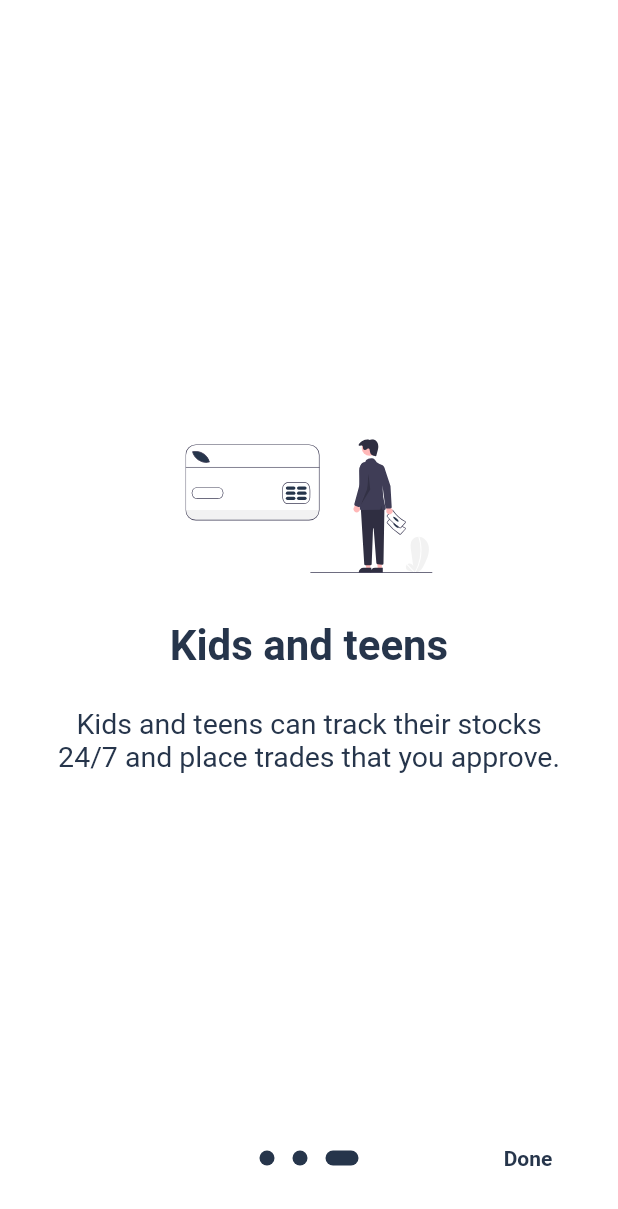
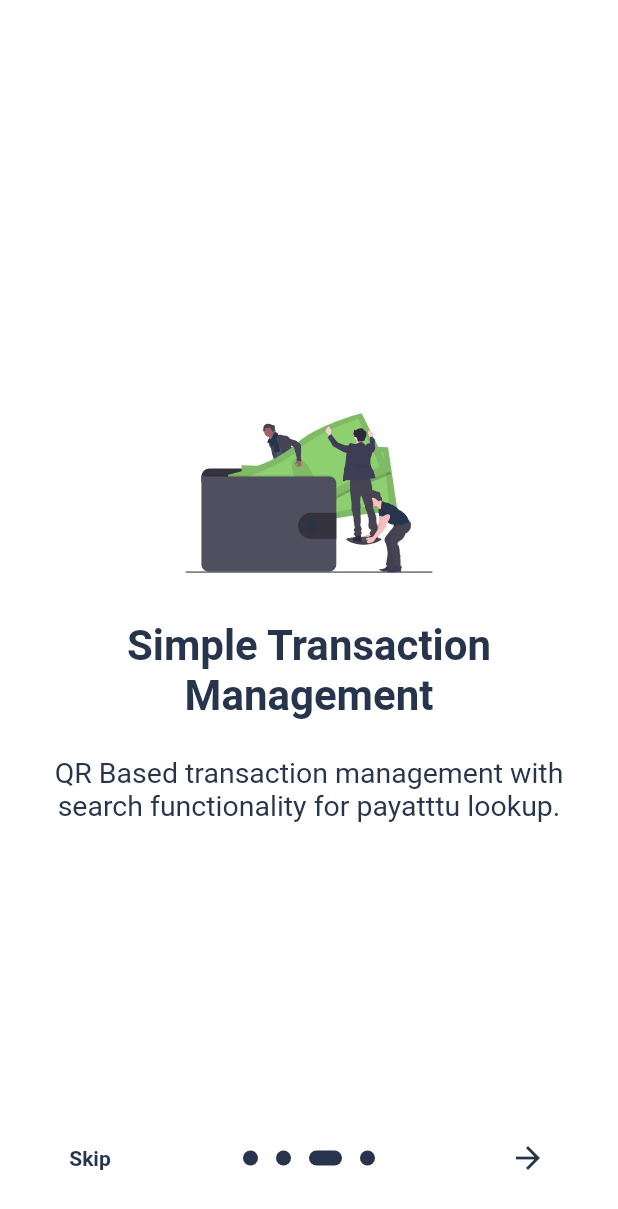
Before and after one commit to rijfas/payattubook, a Flutter app: the OnboardingScreen screen opened by its route, swiped to page 3, on a phone screen of 412 x 824 dp. Shown: the top 1209 px of the screen. Run offline on Flutter 3.47's test engine with Material 2 defaults, Android fonts, the phone set to English and light mode, and no system bars; drawn by our look-alikes of introduction_screen; our stand-ins replace awesome_notifications, bloc, cached_network_image, dot_navigation_bar, flutter_bloc, flutter_spinkit and 10 more; missing offline and left inert: qr_code_scanner; accounts and stored records are empty.

Commit message:
feat: forget password screen

```diff
--- a/lib/core/constants/assets.dart
+++ b/lib/core/constants/assets.dart
@@ -11,4 +11,5 @@ class Assets {
   static const secondOnboardImage = 'assets/images/greet_2.svg';
   static const thirdOnboardImage = 'assets/images/greet_3.svg';
   static const appIcon = 'assets/icons/app_icon.svg';
+  static const forgetPasswordImage = 'assets/images/forget_password.svg';
 }
--- a/lib/logic/transactions/cubit/transactions_cubit.dart
+++ b/lib/logic/transactions/cubit/transactions_cubit.dart
@@ -43,4 +43,17 @@ class TransactionsCubit extends Cubit<TransactionsState> {
     await box.delete(id);
     loadTransactions();
   }
+
+  void searchTransaction({required String query}) async {
+    emit(TransactonsLoading());
+    final box = await Hive.openBox('transactions');
+    final rawTransactions = box.values.toList();
+    List<Transaction> transactions = [];
+    for (final Transaction transaction in rawTransactions) {
+      if (transaction.recipient.contains(query)) {
+        transactions.add(transaction);
+      }
+    }
+    emit(TransactionsLoadingCompleted(transactions: transactions));
+  }
 }
--- a/lib/presentation/router/app_router.dart
+++ b/lib/presentation/router/app_router.dart
@@ -1,4 +1,5 @@
 import 'package:flutter/material.dart';
+import 'package:payattubook/presentation/screens/forget_password_screen/forget_password_screen.dart';
 import '../../data/discover_payattu/models/payattu.dart';
 
 import '../../core/exceptions/invalid_route_exception.dart';
@@ -32,6 +33,7 @@ class AppRouter {
   static const createTransactionScreen = 'create-transaction-screen';
   static const hostPayattuScreen = 'host-payattu-screen';
   static const scanQrScreen = 'scan-qr-screen';
+  static const forgetPasswordScreen = 'forget-password-screen';
 
   static Route onGenerateRoute(RouteSettings routeSettings) {
     switch (routeSettings.name) {
@@ -41,6 +43,8 @@ class AppRouter {
         return MaterialPageRoute(builder: (_) => const SignInScreen());
       case signUpScreen:
         return MaterialPageRoute(builder: (_) => const SignUpScreen());
+      case forgetPasswordScreen:
+        return MaterialPageRoute(builder: (_) => const ForgetPasswordScreen());
       case dashboardScreen:
         return MaterialPageRoute(builder: (_) => const DashboardScreen());
       case createPayattuScreen:
--- a/lib/presentation/screens/onboarding_screen/onboarding_screen.dart
+++ b/lib/presentation/screens/onboarding_screen/onboarding_screen.dart
@@ -48,9 +48,18 @@ class _OnboardingScreenState extends State<OnboardingScreen> {
           showDoneButton: true,
           pages: [
             PageViewModel(
-              title: "Fractional shares",
+              title: "PayattuBook",
+              body: "A new face of panapayattu!",
+              image: SvgPicture.asset(
+                Assets.appIcon,
+                width: size.width * 0.3,
+              ),
+              decoration: pageDecoration,
+            ),
+            PageViewModel(
+              title: "Hassle-free Payattu Management",
               body:
-                  "Instead of having to buy an entire share, invest any amount you want.",
+                  "Create and manage all your payattu in single click. Detailed analysis and notifications for your payattu!",
               image: SvgPicture.asset(
                 Assets.firstOnboardImage,
                 width: size.width * 0.4,
@@ -58,9 +67,9 @@ class _OnboardingScreenState extends State<OnboardingScreen> {
               decoration: pageDecoration,
             ),
             PageViewModel(
-              title: "Learn as you go",
+              title: "Simple Transaction Management",
               body:
-                  "Download the Stockpile app and master the market with our mini-lesson.",
+                  "QR Based transaction management with search functionality for payatttu lookup.",
               image: SvgPicture.asset(
                 Assets.secondOnboardImage,
                 width: size.width * 0.4,
@@ -68,9 +77,9 @@ class _OnboardingScreenState extends State<OnboardingScreen> {
               decoration: pageDecoration,
             ),
             PageViewModel(
-              title: "Kids and teens",
+              title: "Easy to get started",
               body:
-                  "Kids and teens can track their stocks 24/7 and place trades that you approve.",
+                  "Start an account with your existing mobile number and get started with PayattuBook.",
               image: SvgPicture.asset(
                 Assets.thirdOnboardImage,
                 width: size.width * 0.4,
--- a/lib/presentation/screens/transactions_screen/transactions_screen.dart
+++ b/lib/presentation/screens/transactions_screen/transactions_screen.dart
@@ -40,7 +40,10 @@ class _TransactionsScreenState extends State<TransactionsScreen> {
         children: [
           CustomSearchBar(
             controller: _searchController,
-            onSearch: () {},
+            onClear: () => context.read<TransactionsCubit>().loadTransactions(),
+            onSearch: () => context
+                .read<TransactionsCubit>()
+                .searchTransaction(query: _searchController.value.text),
             hintText: 'Search Transaction',
           ),
           BlocBuilder<TransactionsCubit, TransactionsState>(
--- a/pubspec.yaml
+++ b/pubspec.yaml
@@ -95,6 +95,7 @@ flutter:
     - assets/images/greet_3.svg
     - assets/images/error.svg
     - assets/images/empty.svg
+    - assets/images/forget_password.svg
     - assets/animations/wallet.riv
   # An image asset can refer to one or more resolution-specific "variants", see
   # https://flutter.dev/assets-and-images/#resolution-aware.
```
Also changed, not shown: lib/presentation/screens/forget_password_screen/forget_password_screen.dart (added, +91 -0 lines), lib/presentation/screens/profile_screen/profile_screen.dart (+9 -9 lines), lib/presentation/screens/sign_in_screen/sign_in_screen.dart (+8 -4 lines), assets/images/forget_password.svg (added).
